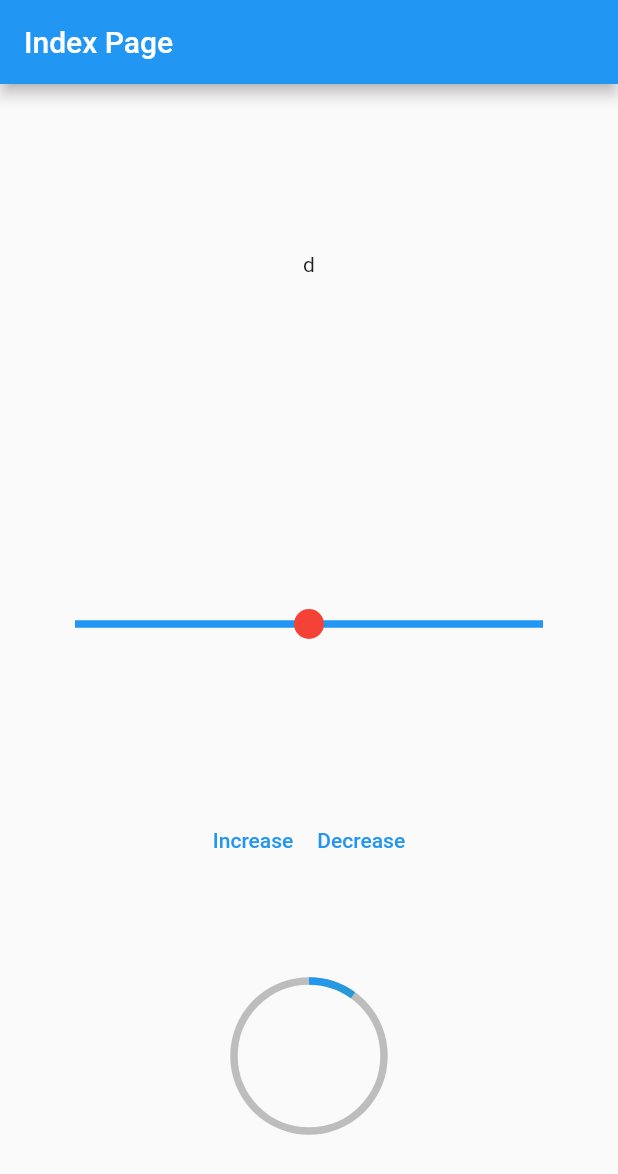
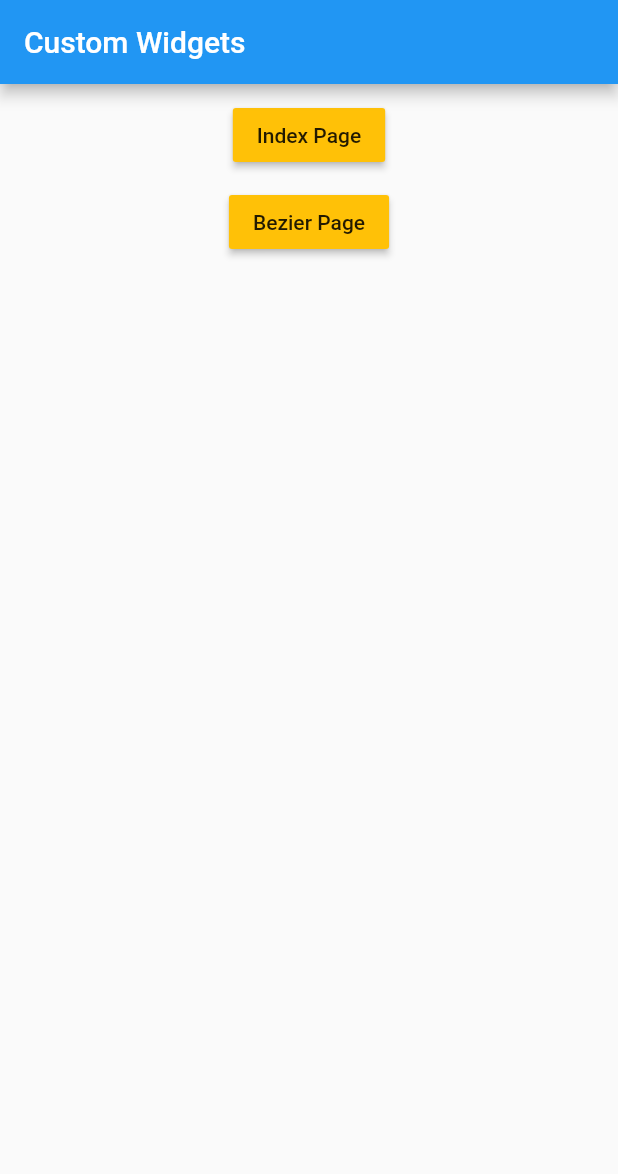
Before and after one commit to NijatTagizada/render_object, a Flutter app: the screen it shows after launch, on a phone screen of 412 x 824 dp. Shown: the top 1174 px of the screen. Run offline on Flutter 3.47's test engine with Material 2 defaults, Android fonts, the phone set to English and light mode, and no system bars.

```diff
--- a/lib/main.dart
+++ b/lib/main.dart
@@ -1,9 +1,7 @@
 import 'package:flutter/material.dart';
 
-import 'widgets/circle_progress.dart';
-import 'widgets/custom_slider.dart';
-import 'widgets/my_center.dart';
-
+import 'page/bezier_page.dart';
+import 'page/index_page.dart';
 
 void main() {
   //debugRepaintRainbowEnabled = true;
@@ -16,84 +14,59 @@ class MyApp extends StatelessWidget {
   Widget build(BuildContext context) {
     return MaterialApp(
       debugShowCheckedModeBanner: false,
-      title: 'Flutter Demo',
+      title: 'Custom Widgets',
       theme: ThemeData(
         primarySwatch: Colors.blue,
       ),
-      home: IndexPage(),
+      home: HomePage(),
     );
   }
 }
 
-class IndexPage extends StatefulWidget {
+class HomePage extends StatefulWidget {
+  const HomePage({Key? key}) : super(key: key);
+
   @override
-  State<IndexPage> createState() => _IndexPageState();
+  State<HomePage> createState() => _HomePageState();
 }
 
-class _IndexPageState extends State<IndexPage> {
-  double progress = 10;
-
+class _HomePageState extends State<HomePage> {
   @override
   Widget build(BuildContext context) {
     return Scaffold(
       appBar: AppBar(
-        title: const Text('Index Page'),
+        title: Text('Custom Widgets'),
       ),
-      body: Column(
-        children: [
-          Expanded(
-            child: MyCenter(
-              child: Text('d'),
-            ),
-          ),
-          Expanded(
-            child: Container(
-              padding: EdgeInsets.symmetric(horizontal: 50),
-              // color: Colors.cyan,
-              child: ProgressBar(
-                barColor: Colors.blue,
-                thumbColor: Colors.red,
-                thumbSize: 20.0,
+      body: SingleChildScrollView(
+        padding: EdgeInsets.all(10),
+        child: SizedBox(
+          width: MediaQuery.of(context).size.width,
+          child: Column(
+            children: [
+              MaterialButton(
+                color: Colors.amber,
+                child: Text('Index Page'),
+                onPressed: () {
+                  Navigator.push(
+                    context,
+                    MaterialPageRoute(builder: (context) => IndexPage()),
+                  );
+                },
               ),
-            ),
-          ),
-          Row(
-            mainAxisAlignment: MainAxisAlignment.center,
-            children: [
-              TextButton(
+              SizedBox(height: 10),
+              MaterialButton(
+                color: Colors.amber,
+                child: Text('Bezier Page'),
                 onPressed: () {
-                  setState(() {
-                    if (progress < 100) {
-                      progress += 10;
-                    }
-                  });
+                  Navigator.push(
+                    context,
+                    MaterialPageRoute(builder: (context) => BezierPage()),
+                  );
                 },
-                child: Text('Increase'),
-              ),
-              TextButton(
-                onPressed: () {
-                  setState(() {
-                    if (progress != 0) {
-                      progress -= 10;
-                    }
-                  });
-                },
-                child: Text('Decrease'),
               ),
             ],
           ),
-          Expanded(
-            child: CircleProgress(
-              progress: progress,
-              bgColor: Colors.grey.shade400,
-              progressColor: [
-                Colors.blue,
-                Colors.green,
-                Colors.amber,
-              ],
-            ),
-          ),
-        ],
+        ),
       ),
     );
   }
--- a/lib/widgets/my_center.dart
+++ b/lib/widgets/center_widget.dart
@@ -1,8 +1,8 @@
 import 'package:flutter/rendering.dart';
 import 'package:flutter/widgets.dart';
 
-class MyCenter extends SingleChildRenderObjectWidget {
-  const MyCenter({Key? key, required Widget child})
+class CenterWidget extends SingleChildRenderObjectWidget {
+  const CenterWidget({Key? key, required Widget child})
       : super(key: key, child: child);
 
   @override
```
Also changed, not shown: lib/page/bezier_page.dart (added, +36 -0 lines), lib/page/index_page.dart (added, +79 -0 lines), lib/widgets/bezier_clipper.dart (added, +73 -0 lines), pubspec.lock.
